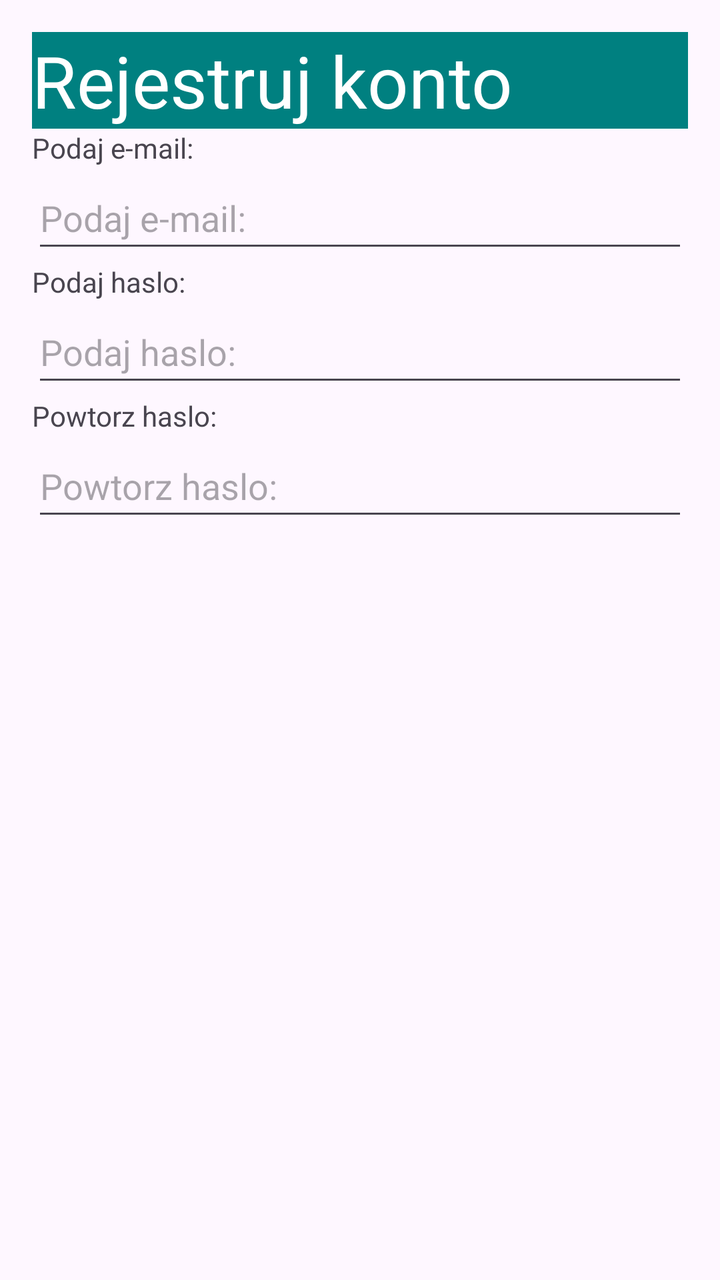
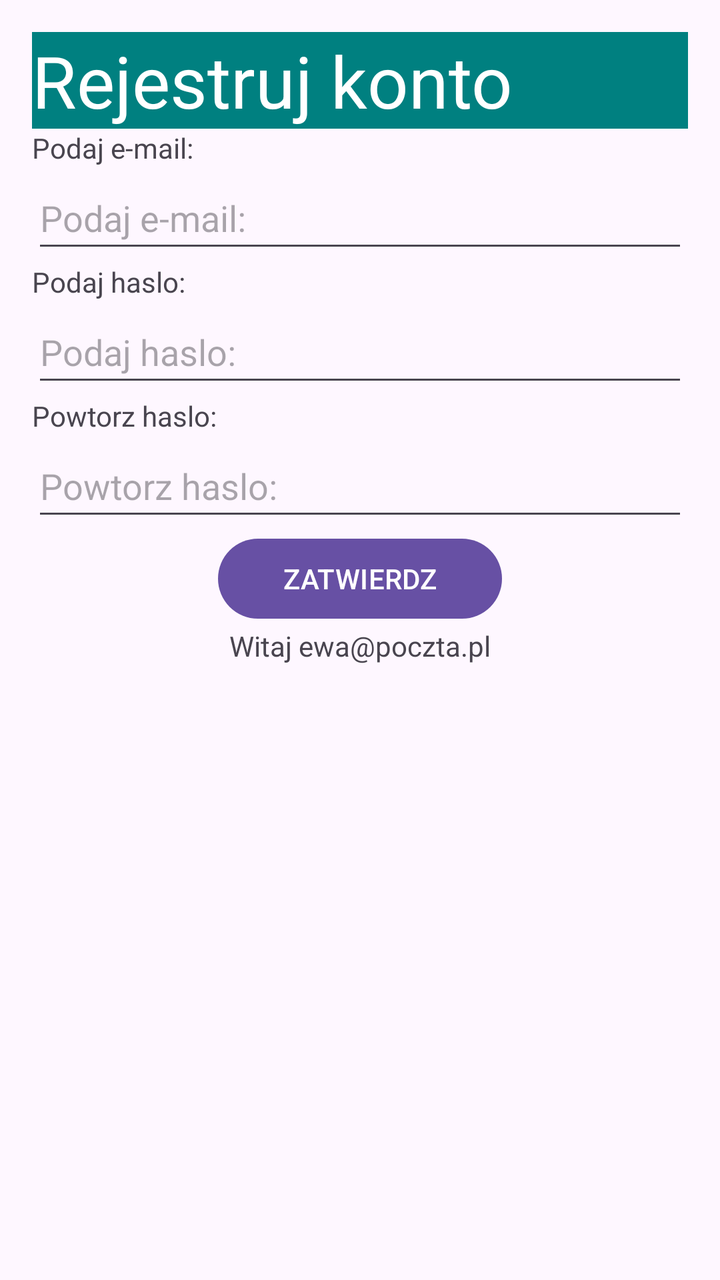

Before-and-after screenshots of an Android layout around one commit, followed by the original layout XML and the change that was made.
<!-- AndroidManifest.xml: application theme Theme.LinearLayout -->
<!-- res/layout/activity_main.xml -->
<?xml version="1.0" encoding="utf-8"?>
<LinearLayout xmlns:android="http://schemas.android.com/apk/res/android"
    xmlns:tools="http://schemas.android.com/tools"
    android:id="@+id/main"
    android:layout_width="match_parent"
    android:layout_height="match_parent"
    android:orientation="vertical"
    android:padding="16dp"
    tools:context=".MainActivity">

    <TextView
        android:id="@+id/textView"
        android:layout_width="match_parent"
        android:layout_height="wrap_content"
        android:background="#008080"
        android:text="@string/header"
        android:textColor="#FFFFFF"
        android:textSize="36sp" />

    <TextView
        android:id="@+id/textView2"
        android:layout_width="match_parent"
        android:layout_height="wrap_content"
        android:text="@string/etykieta1" />

    <EditText
        android:id="@+id/editTextTextEmailAddress"
        android:layout_width="match_parent"
        android:layout_height="wrap_content"
        android:ems="10"
        android:hint="@string/etykieta1"
        android:inputType="textEmailAddress"
        android:minHeight="48dp" />

    <TextView
        android:id="@+id/textView3"
        android:layout_width="match_parent"
        android:layout_height="wrap_content"
        android:text="@string/etykieta2" />

    <EditText
        android:id="@+id/editTextTextPassword2"
        android:layout_width="match_parent"
        android:layout_height="wrap_content"
        android:ems="10"
        android:hint="@string/etykieta2"
        android:inputType="textPassword"
        android:minHeight="48dp" />

    <TextView
        android:id="@+id/textView4"
        android:layout_width="match_parent"
        android:layout_height="wrap_content"
        android:text="@string/etykieta3" />

    <EditText
        android:id="@+id/editTextTextPassword3"
        android:layout_width="match_parent"
        android:layout_height="wrap_content"
        android:ems="10"
        android:hint="@string/etykieta3"
        android:inputType="textPassword"
        android:minHeight="48dp" />

</LinearLayout>
<!-- resources referenced by this layout -->
<resources>
  <string name="etykieta1">Podaj e-mail:</string>
  <string name="etykieta2">Podaj haslo:</string>
  <string name="etykieta3">Powtorz haslo:</string>
  <string name="header">Rejestruj konto</string>
  <style name="Theme.LinearLayout" parent="Base.Theme.LinearLayout" />
  <style name="Base.Theme.LinearLayout" parent="Theme.Material3.DayNight.NoActionBar">
          
          
      </style>
</resources>

<!-- the commit's change to res/layout/activity_main.xml (unified diff, before → after) -->
@@ -1,9 +1,9 @@
 <?xml version="1.0" encoding="utf-8"?>
 <LinearLayout xmlns:android="http://schemas.android.com/apk/res/android"
     xmlns:tools="http://schemas.android.com/tools"
-    android:id="@+id/main"
     android:layout_width="match_parent"
     android:layout_height="match_parent"
+    android:layout_gravity="center_horizontal"
     android:orientation="vertical"
     android:padding="16dp"
     tools:context=".MainActivity">
@@ -62,4 +62,19 @@
         android:inputType="textPassword"
         android:minHeight="48dp" />
 
+    <Button
+        android:id="@+id/button"
+        android:layout_width="142dp"
+        android:layout_height="wrap_content"
+        android:layout_gravity="center_horizontal"
+        android:text="@string/zatwierdz" />
+
+    <TextView
+        android:id="@+id/textView5"
+        android:layout_width="162dp"
+        android:layout_height="wrap_content"
+        android:layout_gravity="center_horizontal"
+        android:gravity="center_horizontal"
+        android:text="@string/witaj" />
+
 </LinearLayout>
<!-- resource entries referenced after the edit -->
@@ -4,6 +4,8 @@
   <string name="etykieta2">Podaj haslo:</string>
   <string name="etykieta3">Powtorz haslo:</string>
   <string name="header">Rejestruj konto</string>
+  <string name="witaj">Witaj ewa@poczta.pl</string>
+  <string name="zatwierdz">ZATWIERDZ</string>
   <style name="Theme.LinearLayout" parent="Base.Theme.LinearLayout" />
   <style name="Base.Theme.LinearLayout" parent="Theme.Material3.DayNight.NoActionBar">
           
